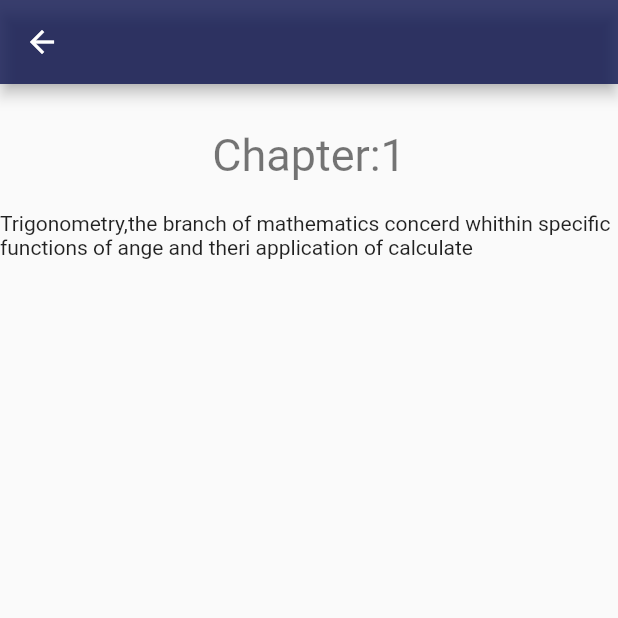
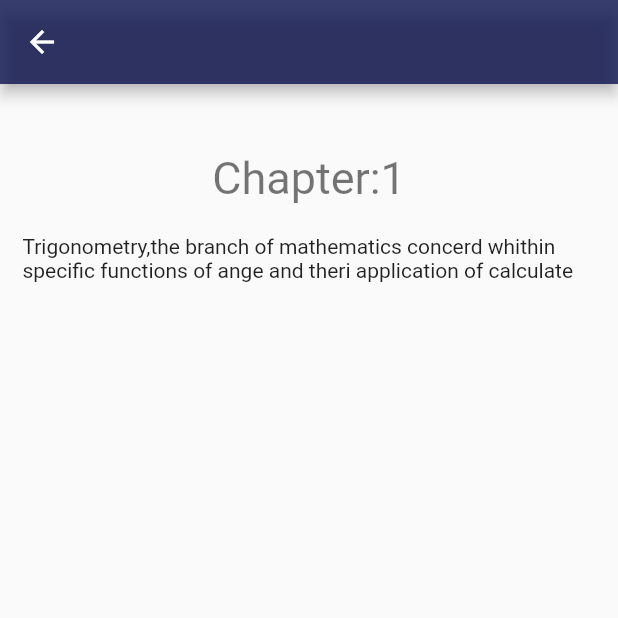
Before and after one commit to Rahma-kp/studentnotes, a Flutter app: the listview_screen screen opened directly, after a tap on "Chapter:1", on a phone screen of 412 x 824 dp, the top half of it. Run offline on Flutter 3.47's test engine with Material 2 defaults, Android fonts, the phone set to English and light mode, and no system bars; our stand-ins replace curved_navigation_bar, flutter_speed_dial.

Commit message:
third  commit

```diff
--- a/lib/main.dart
+++ b/lib/main.dart
@@ -1,8 +1,8 @@
-
 
 import 'package:flutter/material.dart';
 import 'package:studentnot/bottombar.dart';
-import 'package:studentnot/screens/notes_listview.dart';
+
+
 
 void main(){
   runApp(const MyApp());
--- a/lib/screens/note_screen.dart
+++ b/lib/screens/note_screen.dart
@@ -5,14 +5,16 @@ class note_screen extends StatelessWidget {
 
   @override
   Widget build(BuildContext context) {
-    return Scaffold(appBar: AppBar(backgroundColor:Color.fromARGB(207, 13, 20, 78), ),
-    body: Column(mainAxisAlignment: MainAxisAlignment.start,
-      children: [
-      SizedBox(height: 30,),
-      Text("Chapter:1",style: TextStyle(fontSize: 30,color: Colors.black54),),
-      SizedBox(height: 20,),
-      SizedBox(width: 450,
-        child: Text("Trigonometry,the branch of mathematics concerd whithin specific functions of ange and theri application of calculate"))
-    ]),);
+    return Scaffold(appBar: AppBar(backgroundColor:const Color.fromARGB(207, 13, 20, 78), ),
+    body: const Padding(
+      padding: EdgeInsets.all(15),
+      child: Column(mainAxisAlignment: MainAxisAlignment.start,
+        children: [
+        SizedBox(height: 30,),
+        Text("Chapter:1",style: TextStyle(fontSize: 30,color: Colors.black54),),
+        SizedBox(height: 20,),
+        Text("Trigonometry,the branch of mathematics concerd whithin specific functions of ange and theri application of calculate")
+      ]),
+    ),);
   }
 }
--- a/lib/screens/notes_listview.dart
+++ b/lib/screens/notes_listview.dart
@@ -9,8 +9,9 @@ class listview_screen extends StatelessWidget {
   @override
   Widget build(BuildContext context) {
     return Scaffold(
-      appBar: AppBar(title: Text("Mathematics"),
-        backgroundColor: Color.fromARGB(207, 13, 20, 78),
+      appBar: AppBar(
+        title: const Text("Mathematics"),
+        backgroundColor: const Color.fromARGB(207, 13, 20, 78),
         elevation: 0,
       ),
       body: ListView(children: [
@@ -20,56 +21,82 @@ class listview_screen extends StatelessWidget {
             height: 70,
             width: 70,
           ),
-          title: Text(
+          title: const Text(
             "Chapter:1",
             style: TextStyle(fontSize: 20, color: Colors.black54),
           ),
-          subtitle: Text("Ttigonometry,the branch of mathematics concernd  whith specific functions of angle and their application to calculate"),
+          subtitle: const Text(
+              "Ttigonometry,the branch of mathematics concernd  whith specific functions of angle and their application to calculate"),
           trailing: SingleChildScrollView(
-            child: SizedBox(height:40,width: 100,
+            child: SizedBox(
+              height: 40,
+              width: 100,
               child: Row(
                 children: [
-                  IconButton(onPressed: (){
-                      Navigator.of(context).push(MaterialPageRoute(builder: (context) => editing_screen(),));
-                  }, icon:Icon(Icons.edit)),
-                  IconButton(onPressed: (){}, icon: Icon(Icons.delete))
+                  IconButton(
+                      onPressed: () {
+                        Navigator.of(context).push(MaterialPageRoute(
+                          builder: (context) => const editing_screen(),
+                        ));
+                      },
+                      icon: const Icon(Icons.edit)),
+                  IconButton(onPressed: () {
+
+                  }, icon: const Icon(Icons.delete))
                 ],
               ),
             ),
           ),
-          onTap: () {Navigator.of(context).push(MaterialPageRoute(builder: (context) => note_screen(),));},
+          onTap: () {
+            Navigator.of(context).push(MaterialPageRoute(
+              builder: (context) => const note_screen(),
+            ));
+          },
         ),
-        Divider(),
-         ListTile(
+        const Divider(thickness: 2,),
+        ListTile(
           leading: Image.asset(
             "assets/images/m1.jpeg",
             height: 70,
             width: 70,
           ),
-          title: Text(
+          title: const Text(
             "Chapter:2",
             style: TextStyle(fontSize: 20, color: Colors.black54),
           ),
-          subtitle: Text("Algebra is the study of variables and the rule for manipulating these variable information"),
+          subtitle: const Text(
+              "Algebra is the study of variables and the rule for manipulating these variable information"),
           trailing: SingleChildScrollView(
-            child: SizedBox( height: 40, width: 100,
+            child: SizedBox(
+              height: 40,
+              width: 100,
               child: Row(
                 children: [
-                  IconButton(onPressed: (){
-                    Navigator.of(context).push(MaterialPageRoute(builder: (context) => editing_screen(),));
-                  }, icon:Icon(Icons.edit)),
-                  IconButton(onPressed: (){}, icon: Icon(Icons.delete))
+                  IconButton(
+                      onPressed: () {
+                        Navigator.of(context).push(MaterialPageRoute(
+                          builder: (context) => const editing_screen(),
+                        ));
+                      },
+                      icon: const Icon(Icons.edit)),
+                  IconButton(onPressed: () {}, icon: const Icon(Icons.delete))
                 ],
               ),
             ),
           ),
           onTap: () {},
         ),
-       Divider()
+        const Divider(thickness: 2,)
       ]),
-      floatingActionButton: FloatingActionButton(onPressed: (){
-        Navigator.of(context).push(MaterialPageRoute(builder: (context) =>list_adding_screen() ,));
-      },child: Icon(Icons.add),backgroundColor:Color.fromARGB(207, 13, 20, 78),),
+      floatingActionButton: FloatingActionButton(
+        onPressed: () {
+          Navigator.of(context).push(MaterialPageRoute(
+            builder: (context) => const list_adding_screen(),
+          ));
+        },
+        child: const Icon(Icons.add),
+        backgroundColor: const Color.fromARGB(207, 13, 20, 78),
+      ),
     );
   }
 }
--- a/lib/screens/splash_screen.dart
+++ b/lib/screens/splash_screen.dart
@@ -6,7 +6,7 @@ class splash_screen extends StatelessWidget {
   @override
   Widget build(BuildContext context) {
     return Scaffold(
-
+      body: Center(child: Image.asset("assets/images/img4-removebg-preview.png",)),
     );
   }
 }
--- a/lib/screens/time_table.dart
+++ b/lib/screens/time_table.dart
@@ -7,10 +7,10 @@ class time_table extends StatelessWidget {
   Widget build(BuildContext context) {
     return SafeArea(
       child: Scaffold(
-        appBar: AppBar(backgroundColor: Color.fromARGB(207, 13, 20, 78), elevation: 0,
-        title: Text("Time-table"),),
+        appBar: AppBar(backgroundColor: const Color.fromARGB(207, 13, 20, 78), elevation: 0,
+        title: const Text("Time-table"),),
         floatingActionButton: FloatingActionButton(onPressed: (){},
-        child: Icon(Icons.edit),backgroundColor:  Color.fromARGB(207, 13, 20, 78),),
+        child: const Icon(Icons.edit),backgroundColor:  const Color.fromARGB(207, 13, 20, 78),),
       ),
     );
   }
```
Also changed, not shown: lib/bottombar.dart (+8 -8 lines), lib/drawer.dart (added, +30 -0 lines), lib/screens/add_screen.dart (+13 -7 lines), lib/screens/drawer.dart (deleted, +0 -15 lines), lib/screens/editing_screen.dart (+3 -6 lines), lib/screens/home_screen.dart (+55 -53 lines), lib/screens/list_adding_screen.dart (+27 -2 lines), lib/screens/login_screen.dart (+30 -5 lines), lib/screens/setting_screen.dart (+16 -15 lines).
